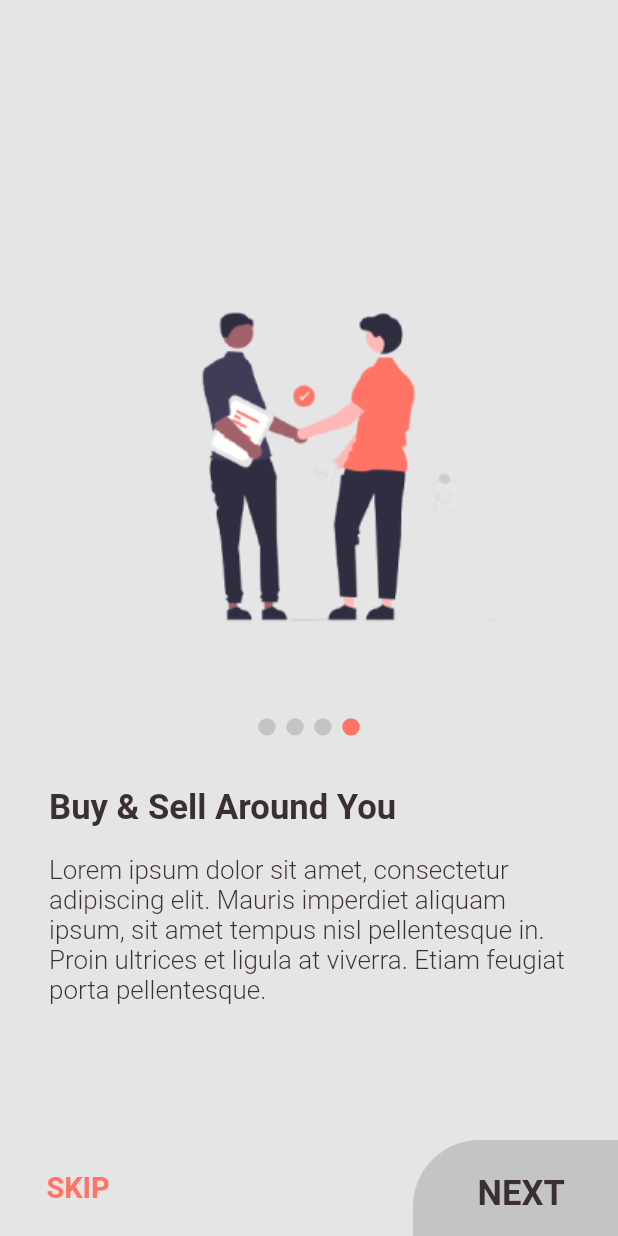
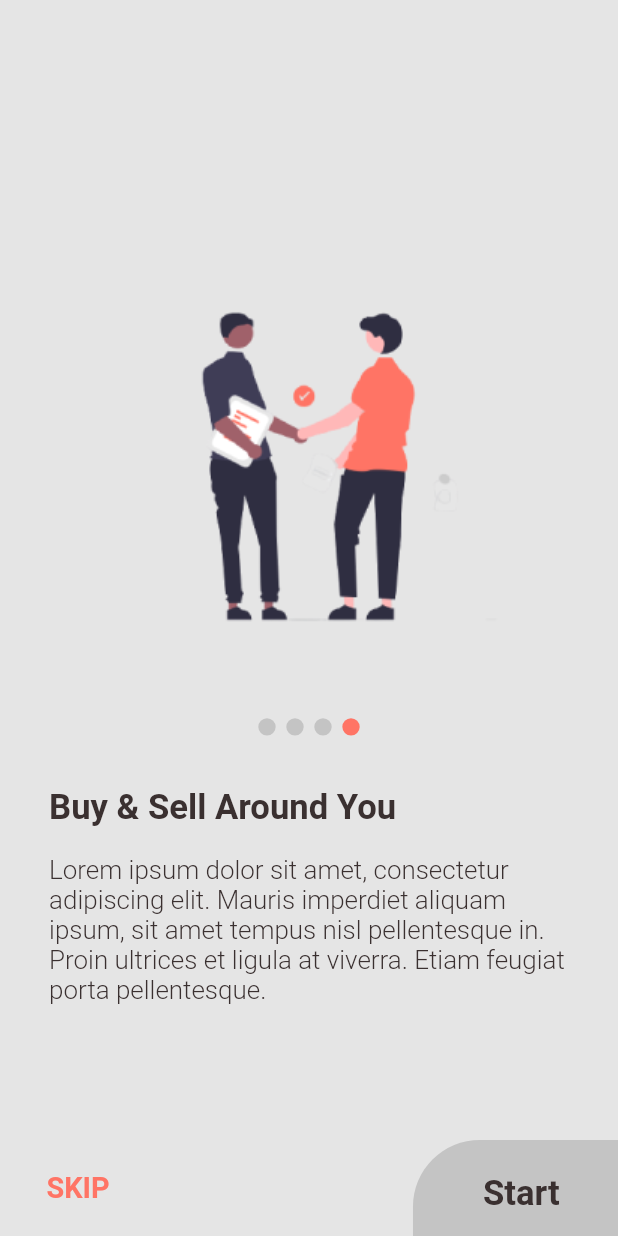
Before and after one commit to Sohag-84/peer_vendors_ecommerce_ui, a Flutter app: the OnboardingPages screen opened by its route, swiped to page 4, on a phone screen of 412 x 824 dp. Run offline on Flutter 3.47's test engine with Material 2 defaults, Android fonts, the phone set to English and light mode, and no system bars; our stand-ins replace flutter_screenutil, get.

Commit message:
some changes in onboarding page

```diff
--- a/lib/views/pages/onboarding_pages.dart
+++ b/lib/views/pages/onboarding_pages.dart
@@ -121,15 +121,20 @@ class OnboardingPages extends StatelessWidget {
                   ),
                 ),
                 child: Center(
-                    child: Text(
-                      "NEXT",
+                  child: Obx(
+                    () {
+                      return Text(
+                        _controller.isLastPage ? "Start" : "Next",
                         style: TextStyle(
                           fontSize: 24.sp,
                           fontWeight: FontWeight.w600,
                           color: Color(0xFF3A3030),
                         ),
+                      );
+                    },
                   ),
-                  )),
+                ),
+              ),
             ),
           )
         ],
```
Lines whose indentation alone changed are shown as unchanged.
